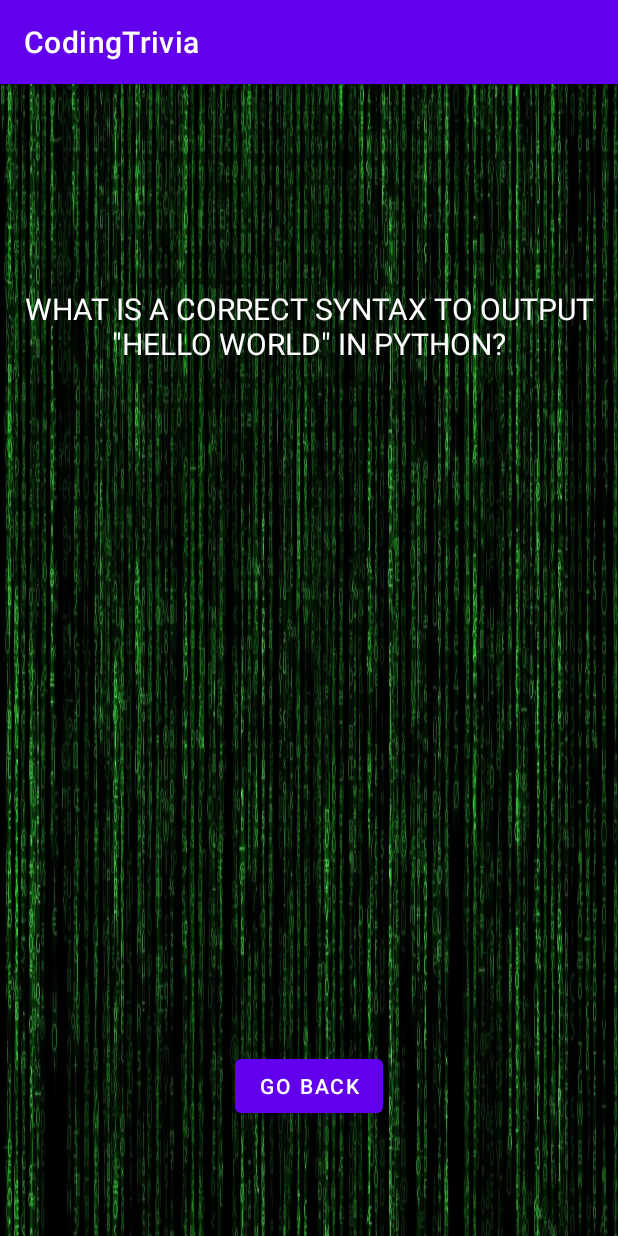
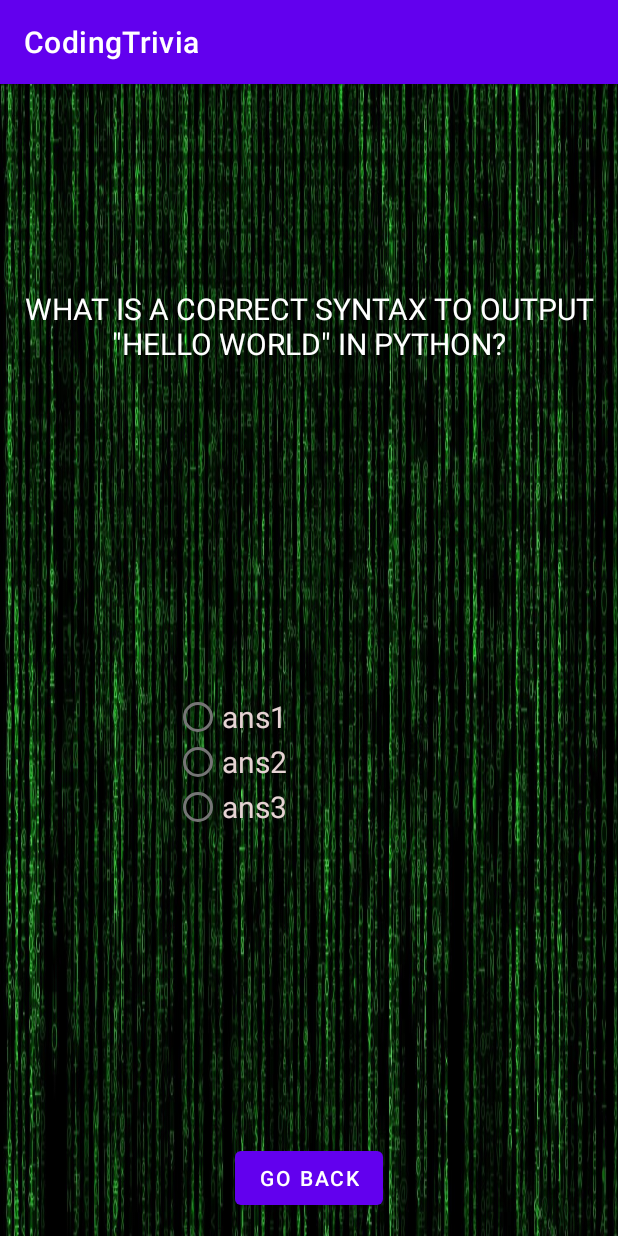
Before and after one commit to BirkanAk/CodingTrivia, an Android app: the QuickPlay screen opened directly, with no data from a screen before it, on a phone screen of 412 x 824 dp. Run offline under Robolectric (Android 15) with nearby library versions, the phone set to English and light mode, and no system bars.

Commit message:
Just testing GitHub if we can work together

```diff
--- a/app/src/main/java/com/example/codingtrivia/QuickPlay.java
+++ b/app/src/main/java/com/example/codingtrivia/QuickPlay.java
@@ -5,10 +5,14 @@ import androidx.appcompat.app.AppCompatActivity;
 import android.content.Intent;
 import android.os.Bundle;
 import android.view.View;
+import android.widget.RadioButton;
 import android.widget.TextView;
 
 public class QuickPlay extends AppCompatActivity {
     TextView question_text;
+    RadioButton ans1;
+    RadioButton ans2;
+    RadioButton ans3;
 
     @Override
     protected void onCreate(Bundle savedInstanceState) {
@@ -16,6 +20,8 @@ public class QuickPlay extends AppCompatActivity {
         setContentView(R.layout.activity_quick_play);
 
         question_text=(TextView)findViewById(R.id.question_text);
+        ans1=(RadioButton)findViewById(R.id.ans1_radio);
+
         QuestionsArray.getInstance();
         Questions q =QuestionsArray.questions_array[0];
         question_text.setText(q.getQuestion());
--- a/app/src/main/res/layout/activity_quick_play.xml
+++ b/app/src/main/res/layout/activity_quick_play.xml
@@ -23,6 +23,58 @@
         app:layout_constraintTop_toTopOf="parent"
         app:layout_constraintVertical_bias="0.19" />
 
+    <RadioGroup
+        android:id="@+id/groupradio"
+        android:layout_width="180dp"
+        android:layout_height="90dp"
+        app:layout_constraintBottom_toBottomOf="parent"
+        app:layout_constraintEnd_toEndOf="parent"
+        app:layout_constraintHorizontal_bias="0.5"
+        app:layout_constraintStart_toStartOf="parent"
+        app:layout_constraintTop_toTopOf="parent"
+        app:layout_constraintVertical_bias="0.6">
+
+        <RadioButton
+            android:id="@+id/ans1_radio"
+            android:layout_width="180dp"
+            android:layout_height="30dp"
+            android:text="ans1"
+            android:textColor="#E6D3D3"
+            android:textColorLink="#FFFFFF"
+            android:textSize="20dp"
+            app:layout_constraintBottom_toBottomOf="parent"
+            app:layout_constraintEnd_toEndOf="parent"
+            app:layout_constraintStart_toStartOf="parent"
+            app:layout_constraintTop_toTopOf="parent" />
+
+        <RadioButton
+            android:id="@+id/ans2_radio"
+            android:layout_width="180dp"
+            android:layout_height="30dp"
+            android:text="ans2"
+            android:textColor="#E6D3D3"
+            android:textColorLink="#FFFFFF"
+            android:textSize="20dp"
+            app:layout_constraintBottom_toBottomOf="parent"
+            app:layout_constraintEnd_toEndOf="parent"
+            app:layout_constraintStart_toStartOf="parent"
+            app:layout_constraintTop_toTopOf="parent" />
+
+        <RadioButton
+            android:id="@+id/ans3_radio"
+            android:layout_width="180dp"
+            android:layout_height="30dp"
+            android:text="ans3"
+            android:textColor="#E6D3D3"
+            android:textColorLink="#FFFFFF"
+            android:textSize="20dp"
+            app:layout_constraintBottom_toBottomOf="parent"
+            app:layout_constraintEnd_toEndOf="parent"
+            app:layout_constraintStart_toStartOf="parent"
+            app:layout_constraintTop_toTopOf="parent" />
+
+    </RadioGroup>
+
     <Button
         android:id="@+id/goBack"
         android:layout_width="wrap_content"
@@ -33,7 +85,7 @@
         app:layout_constraintEnd_toEndOf="parent"
         app:layout_constraintStart_toStartOf="parent"
         app:layout_constraintTop_toTopOf="parent"
-        app:layout_constraintVertical_bias="0.894" />
+        app:layout_constraintVertical_bias="0.98" />
 
 
 </androidx.constraintlayout.widget.ConstraintLayout>
```
